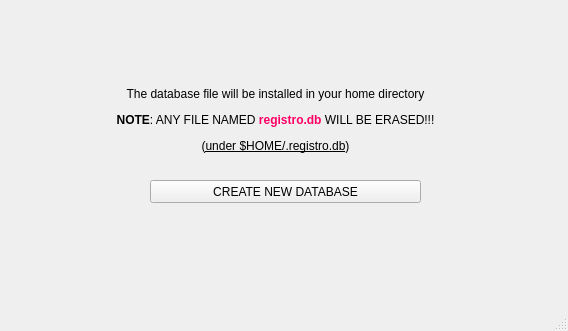
First picture: the form in adddb.ui, repository ice-bit/registro, before the edit.
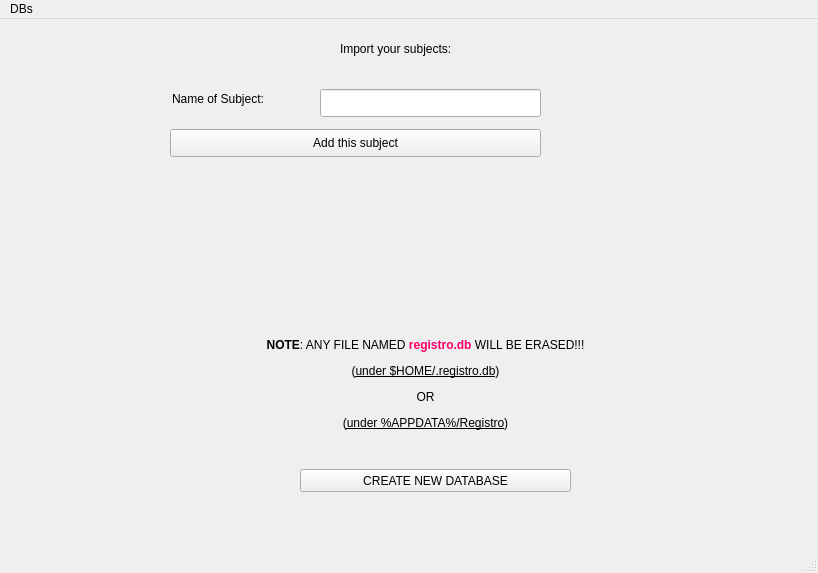
Second picture: the form after the edit. Icons and pictures are not drawn.

The edit to the form file:
```diff
--- a/adddb.ui
+++ b/adddb.ui
@@ -6,8 +6,8 @@
    <rect>
     <x>0</x>
     <y>0</y>
-    <width>568</width>
-    <height>331</height>
+    <width>818</width>
+    <height>573</height>
    </rect>
   </property>
   <property name="windowTitle">
@@ -21,21 +21,21 @@
    <widget class="QLabel" name="label">
     <property name="geometry">
      <rect>
-      <x>80</x>
-      <y>80</y>
+      <x>230</x>
+      <y>260</y>
       <width>391</width>
-      <height>81</height>
+      <height>171</height>
      </rect>
     </property>
     <property name="text">
-     <string>&lt;html&gt;&lt;head/&gt;&lt;body&gt;&lt;p align=&quot;center&quot;&gt;The database file will be installed in your home directory&lt;/p&gt;&lt;p align=&quot;center&quot;&gt;&lt;span style=&quot; font-weight:600;&quot;&gt;NOTE&lt;/span&gt;: ANY FILE NAMED &lt;span style=&quot; font-weight:600; color:#ff0066;&quot;&gt;registro.db&lt;/span&gt; WILL BE ERASED!!!&lt;/p&gt;&lt;p align=&quot;center&quot;&gt;(&lt;span style=&quot; text-decoration: underline;&quot;&gt;under $HOME/.registro.db&lt;/span&gt;)&lt;/p&gt;&lt;/body&gt;&lt;/html&gt;</string>
+     <string>&lt;html&gt;&lt;head/&gt;&lt;body&gt;&lt;p align=&quot;center&quot;&gt;&lt;br/&gt;&lt;/p&gt;&lt;p align=&quot;center&quot;&gt;&lt;span style=&quot; font-weight:600;&quot;&gt;NOTE&lt;/span&gt;: ANY FILE NAMED &lt;span style=&quot; font-weight:600; color:#ff0066;&quot;&gt;registro.db&lt;/span&gt; WILL BE ERASED!!!&lt;/p&gt;&lt;p align=&quot;center&quot;&gt;(&lt;span style=&quot; text-decoration: underline;&quot;&gt;under $HOME/.registro.db&lt;/span&gt;)&lt;/p&gt;&lt;p align=&quot;center&quot;&gt;OR&lt;/p&gt;&lt;p align=&quot;center&quot;&gt;(&lt;span style=&quot; text-decoration: underline;&quot;&gt;under %APPDATA%/Registro&lt;/span&gt;)&lt;/p&gt;&lt;/body&gt;&lt;/html&gt;</string>
     </property>
    </widget>
    <widget class="QPushButton" name="btnNewDB">
     <property name="geometry">
      <rect>
-      <x>150</x>
-      <y>180</y>
+      <x>300</x>
+      <y>450</y>
       <width>271</width>
       <height>23</height>
      </rect>
@@ -47,8 +47,8 @@
    <widget class="QLabel" name="lblStatusDb">
     <property name="geometry">
      <rect>
-      <x>130</x>
-      <y>200</y>
+      <x>300</x>
+      <y>490</y>
       <width>271</width>
       <height>20</height>
      </rect>
@@ -66,16 +66,72 @@
      <set>Qt::AlignCenter</set>
     </property>
    </widget>
+   <widget class="QLabel" name="label_2">
+    <property name="geometry">
+     <rect>
+      <x>340</x>
+      <y>20</y>
+      <width>171</width>
+      <height>20</height>
+     </rect>
+    </property>
+    <property name="text">
+     <string>Import your subjects:</string>
+    </property>
+   </widget>
+   <widget class="QLineEdit" name="lnSub">
+    <property name="geometry">
+     <rect>
+      <x>320</x>
+      <y>70</y>
+      <width>221</width>
+      <height>28</height>
+     </rect>
+    </property>
+   </widget>
+   <widget class="QLabel" name="label_3">
+    <property name="geometry">
+     <rect>
+      <x>172</x>
+      <y>70</y>
+      <width>131</width>
+      <height>20</height>
+     </rect>
+    </property>
+    <property name="text">
+     <string>Name of Subject:</string>
+    </property>
+   </widget>
+   <widget class="QPushButton" name="btnAddNewSub">
+    <property name="geometry">
+     <rect>
+      <x>170</x>
+      <y>110</y>
+      <width>371</width>
+      <height>28</height>
+     </rect>
+    </property>
+    <property name="text">
+     <string>Add this subject</string>
+    </property>
+   </widget>
   </widget>
   <widget class="QMenuBar" name="menubar">
    <property name="geometry">
     <rect>
      <x>0</x>
      <y>0</y>
-     <width>568</width>
+     <width>818</width>
      <height>25</height>
     </rect>
    </property>
+   <widget class="QMenu" name="menuDBs">
+    <property name="title">
+     <string>DBs</string>
+    </property>
+    <addaction name="actionEditSubjects"/>
+   </widget>
+   <addaction name="menuDBs"/>
   </widget>
   <widget class="QStatusBar" name="statusbar"/>
  </widget>
```
Left out of the diff: 5 changed lines with no effect on the pictures.
